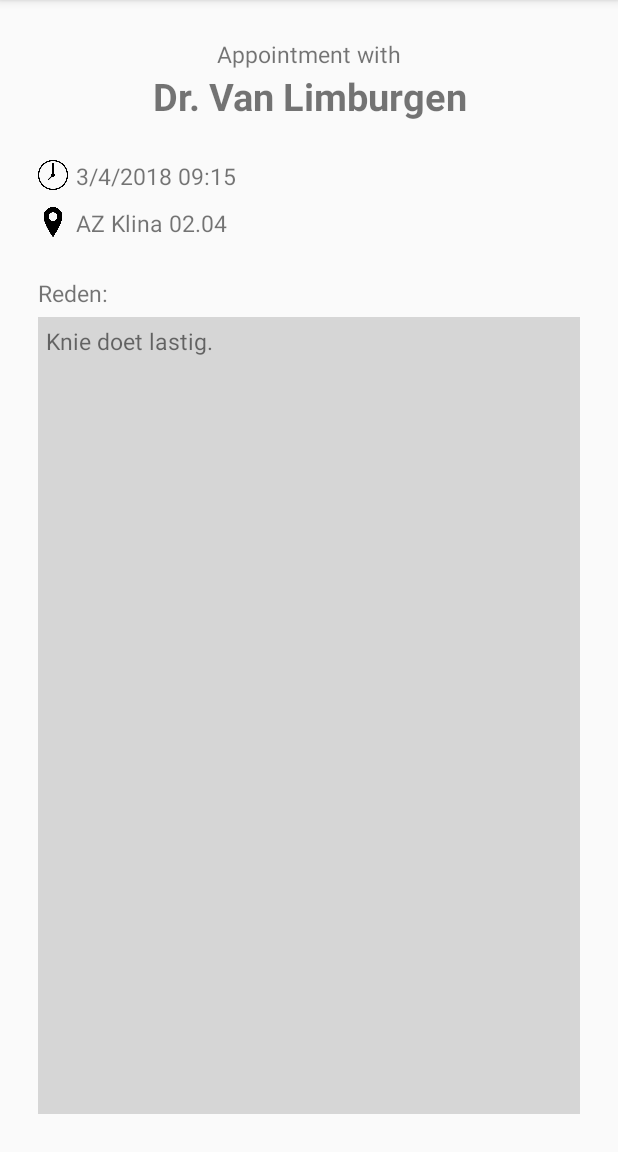
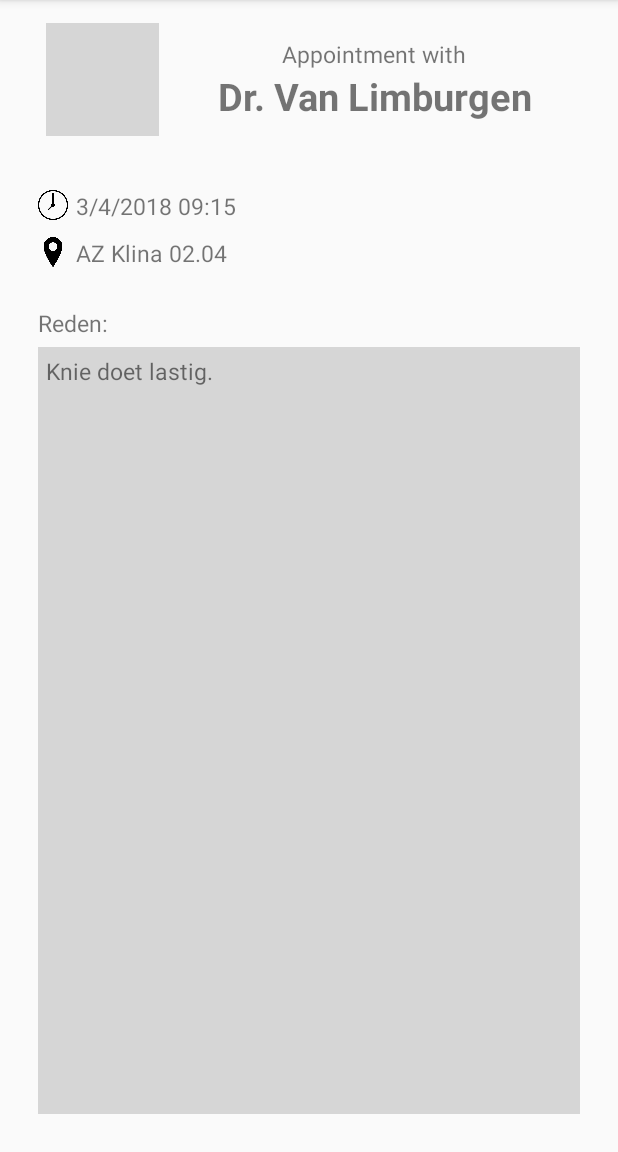
Before and after one commit to VermeylenBart/AfsprakenVermeylen, an Android app: the DetailActivity screen opened directly, with no data from a screen before it, on a phone screen of 412 x 824 dp, the part 84-1236 px from its top. Run offline under Robolectric (Android 15) with nearby library versions, the phone set to English and light mode, and no system bars; grey boxes are pictures that could not be loaded.

Commit message:
detail contact image
Added the contac image to the detail screen

```diff
--- a/app/src/main/java/be/eaict/afsprakenvermeylen/DetailActivity.java
+++ b/app/src/main/java/be/eaict/afsprakenvermeylen/DetailActivity.java
@@ -20,7 +20,15 @@ public class DetailActivity extends AppCompatActivity {
         List<Appointment> appointments = _Appointments.getAppointments();
         int Position = getIntent().getIntExtra("Position", 0);
 
+        ContactRepository _Contacts = new ContactRepository();
+        List<Contact> contacts = _Contacts.getContacts();
+        int Image = R.drawable.clock_icon;
 
+        for (int i = 0; i < contacts.size(); i++) {
+            if (appointments.get(Position).getContactName() == contacts.get(i).getContactName()){
+                Image = contacts.get(i).getContactImage();
+            }
+        }
 
         DateFormater Date = new DateFormater(appointments.get(Position).getTime());
 
@@ -36,6 +44,7 @@ public class DetailActivity extends AppCompatActivity {
         TextView textReason = (TextView) findViewById(R.id.textReason);
         textReason.setText(appointments.get(Position).getReason());
 
-
+        ImageView imagePerson = (ImageView) findViewById(R.id.detailFace);
+        imagePerson.setImageResource(Image);
     }
 }
--- a/app/src/main/res/layout/activity_detail.xml
+++ b/app/src/main/res/layout/activity_detail.xml
@@ -9,12 +9,38 @@
     android:orientation="vertical">
 
 
+    <LinearLayout
+        android:layout_width="match_parent"
+        android:layout_height="wrap_content"
+        android:orientation="horizontal"
+        android:layout_marginBottom="20dp">
+
+        <FrameLayout
+            android:layout_width="match_parent"
+            android:layout_height="match_parent"
+            android:layout_weight="2">
+
+            <ImageView
+                android:id="@+id/detailFace"
+                android:layout_width="75dp"
+                android:layout_height="75dp"
+                android:layout_gravity="center"
+                />
+        </FrameLayout>
+
+        <LinearLayout
+            android:layout_width="match_parent"
+            android:layout_height="match_parent"
+            android:orientation="vertical"
+            android:layout_weight="1">
+
             <TextView
                 android:layout_width="match_parent"
                 android:layout_height="wrap_content"
                 android:text="Appointment with"
                 android:gravity="center"
                 android:textSize="15dp"
+                android:layout_marginLeft="-50dp"
                 android:layout_marginTop="25dp"/>
 
             <TextView
@@ -24,7 +50,12 @@
                 android:gravity="center"
                 android:textSize="25dp"
                 android:textStyle="bold"
+                android:layout_marginLeft="-50dp"
                 android:layout_marginBottom="25dp"/>
+
+        </LinearLayout>
+    </LinearLayout>
+
 
     <LinearLayout
         android:layout_width="match_parent"
```
Lines whose indentation alone changed are shown as unchanged.
